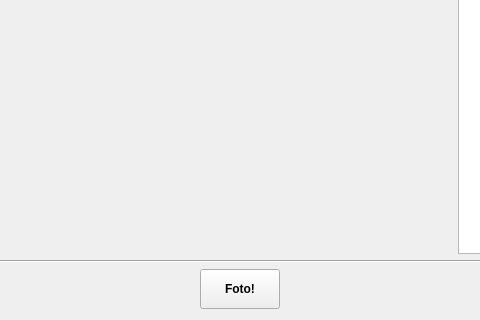
The window that photoBooth.ui (Nepomuk/photobooth) describes before a commit, drawn with Qt 5; both pictures show x 299 to 779 and y 315 to 635 of the 979 by 635 pixel window.
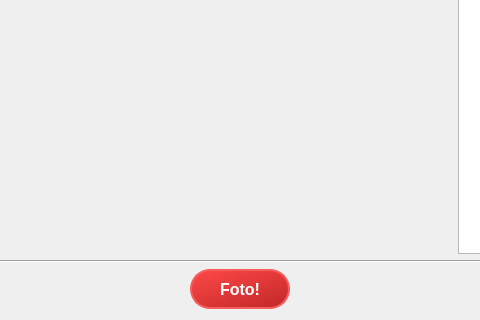
The same window after the commit. Icons and pictures are not drawn.

Commit message: Use red button with white text for main action.

```diff
--- a/photoBooth.ui
+++ b/photoBooth.ui
@@ -197,16 +197,33 @@
       <widget class="QPushButton" name="pushButton_main">
        <property name="minimumSize">
         <size>
-         <width>0</width>
+         <width>100</width>
+         <height>40</height>
+        </size>
+       </property>
+       <property name="maximumSize">
+        <size>
+         <width>100</width>
          <height>40</height>
         </size>
        </property>
        <property name="font">
         <font>
+         <pointsize>-1</pointsize>
          <weight>75</weight>
          <bold>true</bold>
         </font>
        </property>
+       <property name="styleSheet">
+        <string notr="true">color: white;
+font-size: 16px;
+font-weight: 600;
+
+background: qlineargradient(spread:pad, x1:0, y1:0, x2:0.786, y2:1, stop:0 rgba(255, 72, 72, 255), stop:1 rgba(198, 43, 43, 255));
+border: 2px solid rgb(246, 94, 94);
+border-radius: 20px;
+</string>
+       </property>
        <property name="text">
         <string>Foto!</string>
        </property>
```
Left out of the diff: 2 changed lines with no effect on the pictures. The commit also changes 4 other files.
